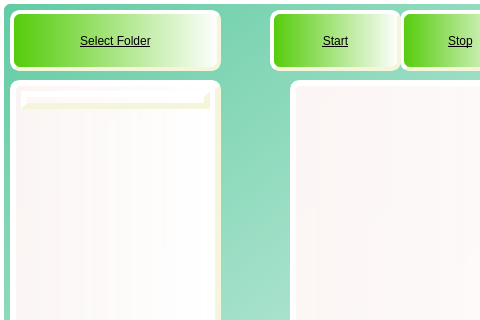
First picture: the form in gui.ui, repository ilya1200/gui-project, before the edit; both pictures show x 0 to 480 and y 0 to 320 of the 791 by 600 pixel window.
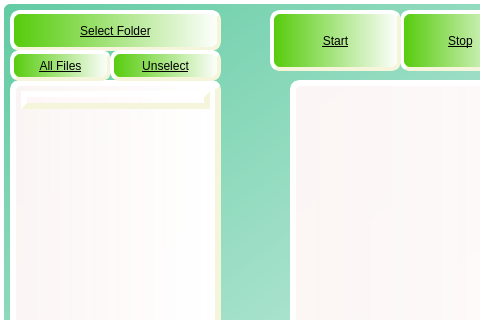
Second picture: the form after the edit.

Commit message: Add select_all/Unselect buttons

The edit to the form file:
```diff
--- a/gui.ui
+++ b/gui.ui
@@ -32,7 +32,7 @@
       <x>10</x>
       <y>10</y>
       <width>211</width>
-      <height>61</height>
+      <height>41</height>
      </rect>
     </property>
     <property name="styleSheet">
@@ -231,6 +231,48 @@
      <set>Qt::AlignCenter</set>
     </property>
    </widget>
+   <widget class="QPushButton" name="select_all_btn">
+    <property name="geometry">
+     <rect>
+      <x>10</x>
+      <y>50</y>
+      <width>101</width>
+      <height>31</height>
+     </rect>
+    </property>
+    <property name="styleSheet">
+     <string notr="true">font: 15pt &quot;Mistral&quot;;
+background-color: qlineargradient(spread:reflect, x1:0, y1:0, x2:1, y2:0, stop:0 rgba(84, 203, 9, 255), stop:1 rgba(255, 255, 255, 255));
+border-radius: 10px;
+border-width: 4px;
+border-style: outset;
+border-color: beige</string>
+    </property>
+    <property name="text">
+     <string>All Files</string>
+    </property>
+   </widget>
+   <widget class="QPushButton" name="unselect_all_btn">
+    <property name="geometry">
+     <rect>
+      <x>110</x>
+      <y>50</y>
+      <width>111</width>
+      <height>31</height>
+     </rect>
+    </property>
+    <property name="styleSheet">
+     <string notr="true">font: 15pt &quot;Mistral&quot;;
+background-color: qlineargradient(spread:reflect, x1:0, y1:0, x2:1, y2:0, stop:0 rgba(84, 203, 9, 255), stop:1 rgba(255, 255, 255, 255));
+border-radius: 10px;
+border-width: 4px;
+border-style: outset;
+border-color: beige</string>
+    </property>
+    <property name="text">
+     <string>Unselect</string>
+    </property>
+   </widget>
   </widget>
  </widget>
  <resources/>
```
The commit also changes 2 other files.
